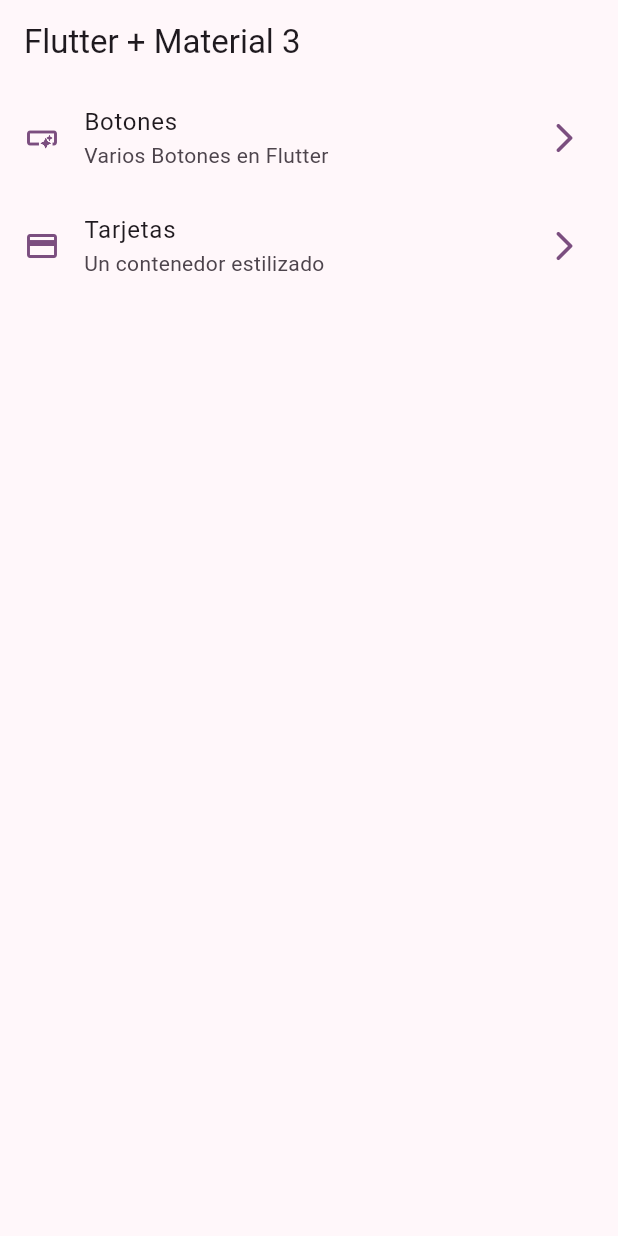
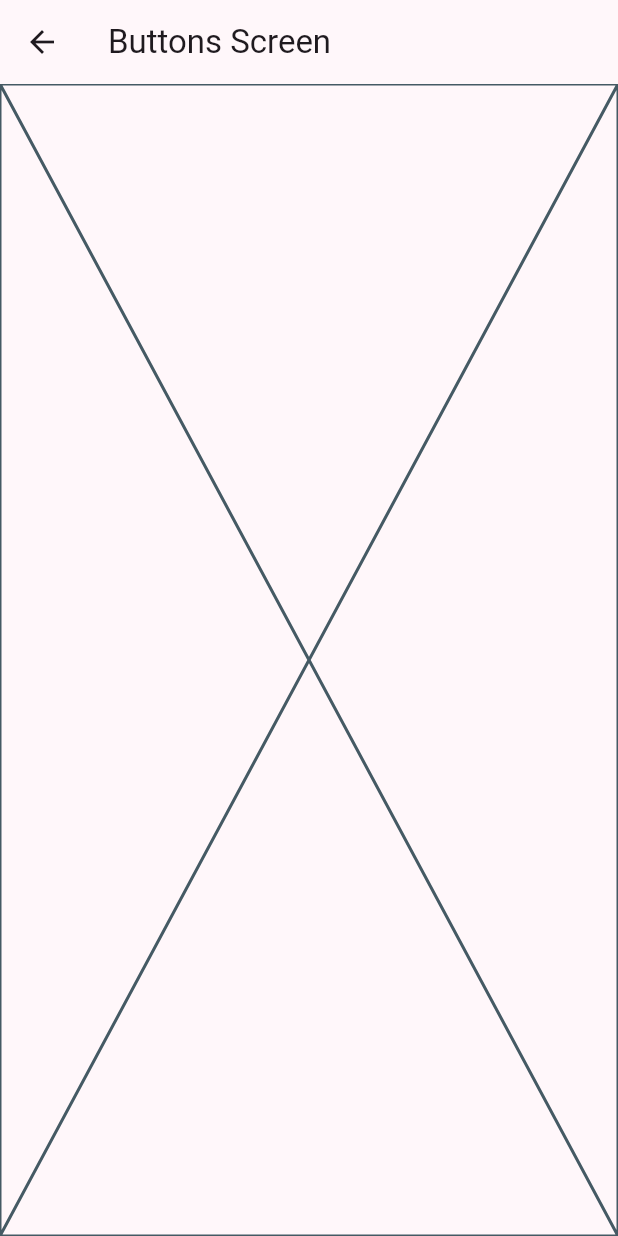
Before and after one commit to RG-HC/widgets_app, a Flutter app: the screen it shows after launch, after a tap on "Botones", on a phone screen of 412 x 824 dp. Run offline on Flutter 3.47's test engine with Material 2 defaults, Android fonts, the phone set to English and light mode, and no system bars.

Commit message:
Navegacion entra pantallas rutas basicas

```diff
--- a/lib/config/menu/menu_items.dart
+++ b/lib/config/menu/menu_items.dart
@@ -25,7 +25,7 @@ const appMenuItems = <MenuItem> [
   MenuItem(
       title: 'Tarjetas',
       subtitle: 'Un contenedor estilizado',
-      link: '/card',
+      link: '/cards',
       icon: Icons.credit_card,
   )
 ];
--- a/lib/main.dart
+++ b/lib/main.dart
@@ -1,5 +1,7 @@
 import 'package:flutter/material.dart';
 import 'package:widgets_app/config/theme/app_theme.dart';
+import 'package:widgets_app/presentation/screens/buttons/buttons_screen.dart';
+import 'package:widgets_app/presentation/screens/cards/cards_screen.dart';
 import 'package:widgets_app/presentation/screens/home/home_screen.dart';
 
 void main() {
@@ -14,8 +16,11 @@ class MainApp extends StatelessWidget {
     return MaterialApp(
       debugShowCheckedModeBanner: false,
       theme: AppTheme(selectedColor: 4).getTheme(),
-      home: const HomeScreen()
-
+      home: const HomeScreen(),
+      routes: {
+        '/buttons': (context) => const ButtonsScreen(),
+        '/cards': (context) => const CardsScreen()
+       },
     );
   }
 }
--- /dev/null
+++ b/lib/presentation/screens/buttons/buttons_screen.dart
@@ -0,0 +1,17 @@
+import 'package:flutter/material.dart';
+
+
+
+class ButtonsScreen extends StatelessWidget {
+  const ButtonsScreen({super.key});
+
+  @override
+  Widget build(BuildContext context) {
+    return Scaffold(
+      appBar: AppBar(
+        title: const Text('Buttons Screen'),
+      ),
+      body: const Placeholder(),
+    );
+  }
+}
--- a/lib/presentation/screens/home/home_screen.dart
+++ b/lib/presentation/screens/home/home_screen.dart
@@ -1,5 +1,6 @@
 import 'package:flutter/material.dart';
 import 'package:widgets_app/config/menu/menu_items.dart';
+import 'package:widgets_app/presentation/screens/buttons/buttons_screen.dart';
 
 class HomeScreen extends StatelessWidget {
   const HomeScreen({super.key});
@@ -53,7 +54,14 @@ class _CustomListTitle extends StatelessWidget {
       title: Text(menuItem.title),
       subtitle: Text(menuItem.subtitle),
       onTap: () {
-        //TODO: navegar a otra pantalla
+        // Navigator.of(context).push(
+        //   MaterialPageRoute(
+        //     builder: (context) => const ButtonsScreen(),
+        //   ),
+        // );
+
+        Navigator.pushNamed(context, menuItem.link);
+
       },
     );
   }
```
Also changed, not shown: lib/presentation/screens/cards/cards_screen.dart (added, +17 -0 lines).
